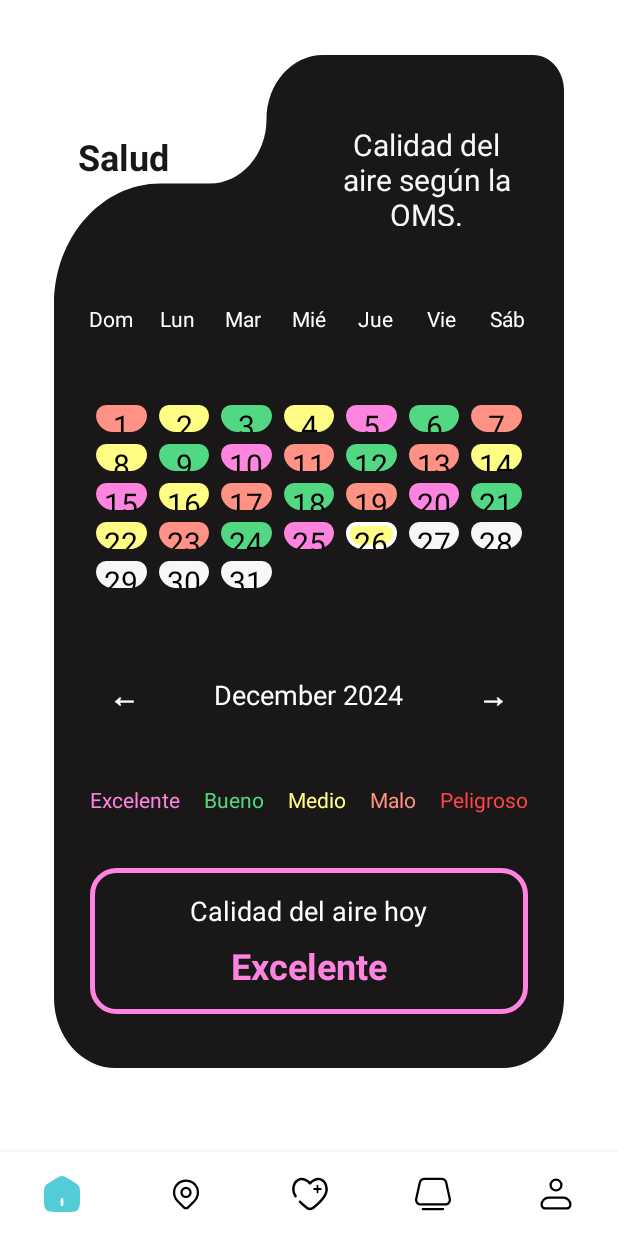
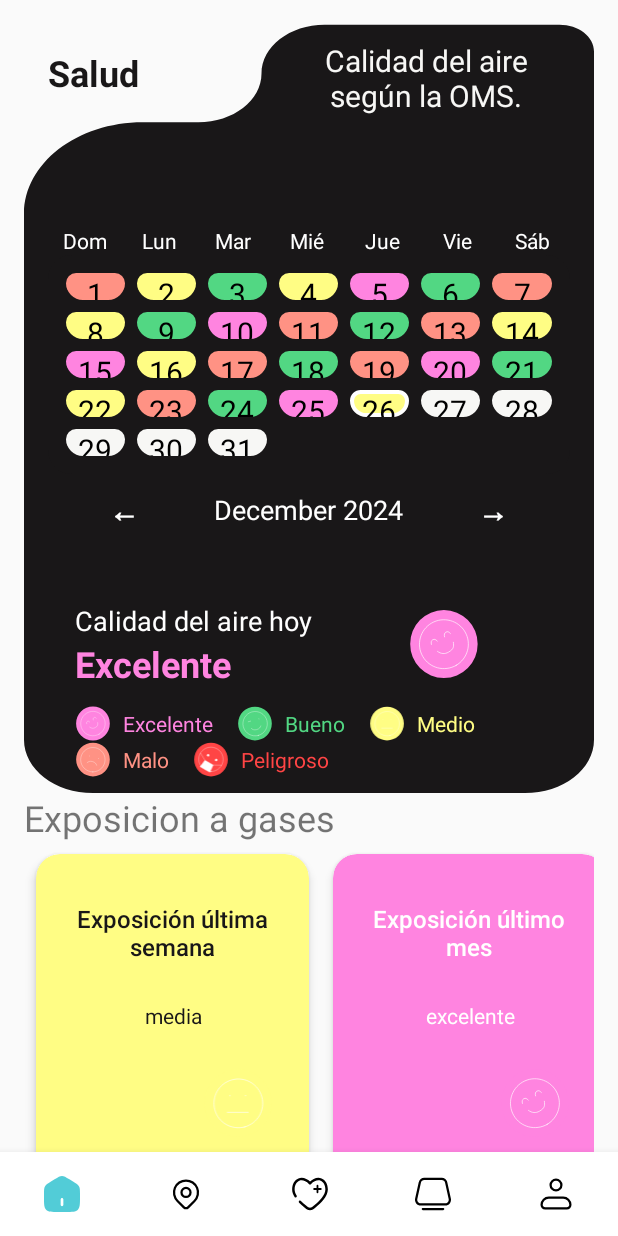
Before and after one commit to SentoMarcos/AirFlow-Android, an Android app: the fragment SaludFragment placed in its activity, on a phone screen of 412 x 824 dp. Run offline under Robolectric (Android 15) with nearby library versions, the light colour scheme and no system bars.

Commit message:
Exposicion rv FrontEnd listo

```diff
--- /dev/null
+++ b/app/src/main/java/com/example/smariba_upv/airflow/POJO/ExposicionItem.java
@@ -0,0 +1,25 @@
+package com.example.smariba_upv.airflow.POJO;
+
+public class ExposicionItem {
+    private String titulo;
+    private String descripcion;
+    private String nivel;
+
+    public ExposicionItem(String titulo, String descripcion, String nivel) {
+        this.titulo = titulo;
+        this.descripcion = descripcion;
+        this.nivel = nivel;
+    }
+
+    public String getTitulo() {
+        return titulo;
+    }
+
+    public String getDescripcion() {
+        return descripcion;
+    }
+
+    public String getNivel() {
+        return nivel;
+    }
+}
--- /dev/null
+++ b/app/src/main/java/com/example/smariba_upv/airflow/PRESENTACION/Helpers/ExposicionAdapter.java
@@ -0,0 +1,84 @@
+package com.example.smariba_upv.airflow.PRESENTACION.Helpers;
+
+import android.view.LayoutInflater;
+import android.view.View;
+import android.view.ViewGroup;
+import android.widget.ImageView;
+import android.widget.TextView;
+
+import androidx.annotation.NonNull;
+import androidx.cardview.widget.CardView;
+import androidx.recyclerview.widget.RecyclerView;
+
+import com.example.smariba_upv.airflow.POJO.ExposicionItem;
+import com.example.smariba_upv.airflow.R;
+
+import java.util.List;
+
+public class ExposicionAdapter extends RecyclerView.Adapter<ExposicionAdapter.ExposicionViewHolder> {
+
+    private List<ExposicionItem> exposicionItems;
+
+    public ExposicionAdapter(List<ExposicionItem> exposicionItems) {
+        this.exposicionItems = exposicionItems;
+    }
+
+    @NonNull
+    @Override
+    public ExposicionViewHolder onCreateViewHolder(@NonNull ViewGroup parent, int viewType) {
+        View view = LayoutInflater.from(parent.getContext()).inflate(R.layout.item_exposicion, parent, false);
+        return new ExposicionViewHolder(view);
+    }
+
+    @Override
+    public void onBindViewHolder(@NonNull ExposicionViewHolder holder, int position) {
+        ExposicionItem item = exposicionItems.get(position);
+        holder.tvTitulo.setText(item.getTitulo());
+        holder.tvNivel.setText(item.getNivel());
+
+        // Cambiar backgroundTint y íconos según el nivel
+        switch (item.getNivel()) {
+            case "excelente":
+                holder.cardView.setBackgroundTintList(holder.itemView.getContext().getResources().getColorStateList(R.color.RosaExcelente));
+                holder.ivEstado.setImageResource(R.drawable.landing_excelente);
+                break;
+            case "buena":
+                holder.cardView.setBackgroundTintList(holder.itemView.getContext().getResources().getColorStateList(R.color.VerdeBueno));
+                holder.ivEstado.setImageResource(R.drawable.landing_bueno);
+                break;
+            case "media":
+                holder.cardView.setBackgroundTintList(holder.itemView.getContext().getResources().getColorStateList(R.color.AmarilloMedio));
+                holder.ivEstado.setImageResource(R.drawable.landing_media);
+                holder.tvNivel.setTextColor(holder.itemView.getContext().getResources().getColor(R.color.Negro));
+                holder.tvTitulo.setTextColor(holder.itemView.getContext().getResources().getColor(R.color.Negro));
+                break;
+            case "mala":
+                holder.cardView.setBackgroundTintList(holder.itemView.getContext().getResources().getColorStateList(R.color.NaranjaMalo));
+                holder.ivEstado.setImageResource(R.drawable.landing_malo);
+                break;
+            case "Peligroso":
+                holder.cardView.setBackgroundTintList(holder.itemView.getContext().getResources().getColorStateList(R.color.RojoPeligroso));
+                holder.ivEstado.setImageResource(R.drawable.landing_peligroso);
+                break;
+        }
+    }
+
+    @Override
+    public int getItemCount() {
+        return exposicionItems.size();
+    }
+
+    static class ExposicionViewHolder extends RecyclerView.ViewHolder {
+        TextView tvTitulo, tvNivel;
+        ImageView ivEstado;
+        CardView cardView;
+
+        public ExposicionViewHolder(@NonNull View itemView) {
+            super(itemView);
+            tvTitulo = itemView.findViewById(R.id.tvTitulo);
+            tvNivel = itemView.findViewById(R.id.tvNivel);
+            ivEstado = itemView.findViewById(R.id.ivEstado);
+            cardView = (CardView) itemView;
+        }
+    }
+}
--- a/app/src/main/java/com/example/smariba_upv/airflow/PRESENTACION/SaludFragment.java
+++ b/app/src/main/java/com/example/smariba_upv/airflow/PRESENTACION/SaludFragment.java
@@ -11,9 +11,12 @@ import android.widget.TextView;
 
 import androidx.fragment.app.Fragment;
 import androidx.recyclerview.widget.GridLayoutManager;
+import androidx.recyclerview.widget.LinearLayoutManager;
 import androidx.recyclerview.widget.RecyclerView;
 
+import com.example.smariba_upv.airflow.POJO.ExposicionItem;
 import com.example.smariba_upv.airflow.PRESENTACION.Helpers.CalendarAdapter;
+import com.example.smariba_upv.airflow.PRESENTACION.Helpers.ExposicionAdapter;
 import com.example.smariba_upv.airflow.R;
 
 import java.time.LocalDate;
@@ -25,7 +28,7 @@ import java.util.HashMap;
 public class SaludFragment extends Fragment implements CalendarAdapter.OnItemListener {
 
     private TextView monthYearText;
-    private RecyclerView calendarRecyclerView;
+    private RecyclerView calendarRecyclerView, exposicionRecyclerView;
     private LocalDate selectedDate;
     private Button previousMonth;
     private Button nextMonth;
@@ -36,6 +39,7 @@ public class SaludFragment extends Fragment implements CalendarAdapter.OnItemLis
                              Bundle savedInstanceState) {
         View view = inflater.inflate(R.layout.fragment_salud, container, false);
         InitWidgets(view);
+        initExposicionRecyclerView();
         selectedDate = LocalDate.now();
 
         // Initialize selectedDaysMap with the current date
@@ -62,9 +66,21 @@ public class SaludFragment extends Fragment implements CalendarAdapter.OnItemLis
 
     private void InitWidgets(View view) {
         calendarRecyclerView = view.findViewById(R.id.rv_calendar);
+        exposicionRecyclerView = view.findViewById(R.id.rv_expo);
         monthYearText = view.findViewById(R.id.tv_month);
         selectedDate = LocalDate.now();
     }
+    private void initExposicionRecyclerView() {
+        ArrayList<ExposicionItem> exposicionItems = new ArrayList<>();
+        exposicionItems.add(new ExposicionItem("Exposición última semana", "media", "media"));
+        exposicionItems.add(new ExposicionItem("Exposición último mes", "excelente", "excelente"));
+
+        ExposicionAdapter adapter = new ExposicionAdapter(exposicionItems);
+        LinearLayoutManager layoutManager = new LinearLayoutManager(getContext(), LinearLayoutManager.HORIZONTAL, false);
+        exposicionRecyclerView.setLayoutManager(layoutManager);
+        exposicionRecyclerView.setAdapter(adapter);
+    }
+
 
     private void setMonthView() {
         monthYearText.setText(monthYearFromDate(selectedDate));
--- a/app/src/main/res/layout/fragment_salud.xml
+++ b/app/src/main/res/layout/fragment_salud.xml
@@ -1,27 +1,12 @@
-<androidx.constraintlayout.widget.ConstraintLayout xmlns:android="http://schemas.android.com/apk/res/android"
+<?xml version="1.0" encoding="utf-8"?>
+<androidx.core.widget.NestedScrollView xmlns:android="http://schemas.android.com/apk/res/android"
     xmlns:app="http://schemas.android.com/apk/res-auto"
     xmlns:tools="http://schemas.android.com/tools"
     android:layout_width="match_parent"
-    android:layout_height="match_parent"
-    android:background="@color/Blanco"
-    tools:context=".PRESENTACION.SaludFragment">
-
-    <ScrollView
-        android:layout_width="match_parent"
-        android:layout_height="match_parent"
-        android:fillViewport="true"
-        tools:layout_editor_absoluteX="0dp"
-        tools:layout_editor_absoluteY="0dp">
-
+    android:layout_height="match_parent">
     <LinearLayout
         android:layout_width="match_parent"
         android:layout_height="wrap_content"
-            android:layout_marginStart="20dp"
-            android:layout_marginLeft="20dp"
-            android:layout_marginTop="20dp"
-            android:layout_marginEnd="20dp"
-            android:layout_marginRight="20dp"
-            android:layout_marginBottom="40dp"
         android:orientation="vertical"
         android:padding="16dp"
         android:paddingBottom="20dp">
@@ -39,6 +24,7 @@
                 android:id="@+id/relativeLayout"
                 android:layout_width="match_parent"
                 android:layout_height="wrap_content"
+                android:layout_marginBottom="24dp"
                 android:background="@null"
                 android:padding="16dp"
                 app:layout_constraintBottom_toTopOf="@+id/linearLayout"
@@ -78,8 +64,9 @@
             <LinearLayout
                 android:id="@+id/linearLayout"
                 android:layout_width="match_parent"
-                    android:layout_height="wrap_content"
+                android:layout_height="19dp"
                 android:layout_marginStart="16dp"
+                android:layout_marginTop="16dp"
                 android:layout_marginEnd="16dp"
                 android:gravity="center_horizontal"
                 android:orientation="horizontal"
@@ -131,7 +118,7 @@
                 android:padding="8dp"
                 app:layout_constraintBottom_toTopOf="@+id/linearLayout2"
                 app:layout_constraintEnd_toEndOf="parent"
-                    app:layout_constraintHorizontal_bias="0.5"
+                app:layout_constraintHorizontal_bias="0.0"
                 app:layout_constraintStart_toStartOf="parent"
                 app:layout_constraintTop_toBottomOf="@+id/linearLayout"
                 app:layout_constraintVertical_bias="0.5" />
@@ -184,49 +171,14 @@
                 android:id="@+id/linearLayout3"
                 android:layout_width="match_parent"
                 android:layout_height="wrap_content"
-                    android:gravity="center"
-                    android:orientation="horizontal"
-                    app:layout_constraintBottom_toTopOf="@+id/air_quality_today"
+                android:gravity="start|center_vertical"
+                android:orientation="vertical"
+                android:padding="10dp"
+                app:layout_constraintBottom_toBottomOf="parent"
                 app:layout_constraintEnd_toEndOf="parent"
-                    app:layout_constraintHorizontal_bias="0.5"
+                app:layout_constraintHorizontal_bias="0.0"
                 app:layout_constraintStart_toStartOf="parent"
-                    app:layout_constraintTop_toBottomOf="@+id/linearLayout2"
-                    app:layout_constraintVertical_bias="0.5">
-
-                    <TextView
-                        android:layout_width="wrap_content"
-                        android:layout_height="wrap_content"
-                        android:layout_marginRight="16dp"
-                        android:text="Excelente"
-                        android:textColor="@color/RosaExcelente" />
-
-                    <TextView
-                        android:layout_width="wrap_content"
-                        android:layout_height="wrap_content"
-                        android:layout_marginRight="16dp"
-                        android:text="Bueno"
-                        android:textColor="@color/VerdeBueno" />
-
-                    <TextView
-                        android:layout_width="wrap_content"
-                        android:layout_height="wrap_content"
-                        android:layout_marginRight="16dp"
-                        android:text="Medio"
-                        android:textColor="@color/AmarilloMedio" />
-
-                    <TextView
-                        android:layout_width="wrap_content"
-                        android:layout_height="wrap_content"
-                        android:layout_marginRight="16dp"
-                        android:text="Malo"
-                        android:textColor="@color/NaranjaMalo" />
-
-                    <TextView
-                        android:layout_width="wrap_content"
-                        android:layout_height="wrap_content"
-                        android:text="Peligroso"
-                        android:textColor="@color/RojoPeligroso" />
-                </LinearLayout>
+                app:layout_constraintTop_toBottomOf="@+id/linearLayout2">
 
                 <LinearLayout
                     android:id="@+id/air_quality_today"
@@ -234,10 +186,14 @@
                     android:layout_height="wrap_content"
                     android:layout_marginStart="24dp"
                     android:layout_marginEnd="24dp"
-                    android:background="@drawable/rounded_neon_border"
-                    android:gravity="center"
-                    android:orientation="vertical"
-                    android:padding="16dp"
+                    android:gravity="center_vertical"
+                    android:orientation="horizontal"
+                    android:paddingStart="0dp"
+                    android:paddingLeft="27dp"
+                    android:paddingTop="27dp"
+                    android:paddingEnd="27dp"
+                    android:paddingRight="27dp"
+                    android:paddingBottom="12dp"
                     app:layout_constraintBottom_toBottomOf="parent"
                     app:layout_constraintEnd_toEndOf="parent"
                     app:layout_constraintHorizontal_bias="0.5"
@@ -245,11 +201,16 @@
                     app:layout_constraintTop_toBottomOf="@+id/linearLayout3"
                     app:layout_constraintVertical_bias="0.5">
 
+                    <!-- Icono de la cara -->
+                    <LinearLayout
+                        android:layout_width="wrap_content"
+                        android:layout_height="wrap_content"
+                        android:orientation="vertical">
+
                         <TextView
                             android:id="@+id/tv_air_quality_label"
                             android:layout_width="wrap_content"
                             android:layout_height="wrap_content"
-                        android:layout_marginBottom="8dp"
                             android:text="Calidad del aire hoy"
                             android:textColor="@color/Blanco"
                             android:textSize="18sp" />
@@ -263,17 +224,168 @@
                             android:textSize="24sp"
                             android:textStyle="bold" />
                     </LinearLayout>
+
+                    <ImageView
+                        android:id="@+id/iv_air_quality_face"
+                        android:layout_width="48dp"
+                        android:layout_height="48dp"
+                        android:layout_marginStart="64dp"
+                        android:src="@drawable/landing_excelente" />
+
+                    <!-- Textos de calidad del aire -->
+                </LinearLayout>
+
+                <LinearLayout
+                    android:layout_width="match_parent"
+                    android:layout_height="wrap_content"
+                    android:layout_marginStart="24dp"
+                    android:layout_marginEnd="24dp"
+                    android:gravity="start|center_vertical"
+                    android:orientation="horizontal">
+
+                    <ImageView
+                        android:id="@+id/imageView26"
+                        android:layout_width="24dp"
+                        android:layout_height="24dp"
+                        android:src="@drawable/landing_excelente" />
+
+                    <TextView
+                        android:layout_width="wrap_content"
+                        android:layout_height="wrap_content"
+                        android:layout_marginStart="8dp"
+                        android:text="Excelente"
+                        android:textColor="@color/RosaExcelente" />
+
+                    <ImageView
+                        android:id="@+id/imageView29"
+                        android:layout_width="24dp"
+                        android:layout_height="24dp"
+                        android:layout_marginStart="16dp"
+                        android:src="@drawable/landing_bueno" />
+
+                    <TextView
+                        android:layout_width="wrap_content"
+                        android:layout_height="wrap_content"
+                        android:layout_marginStart="8dp"
+                        android:text="Bueno"
+                        android:textColor="@color/VerdeBueno" />
+
+                    <ImageView
+                        android:id="@+id/imageView30"
+                        android:layout_width="24dp"
+                        android:layout_height="24dp"
+                        android:layout_marginStart="16dp"
+                        android:src="@drawable/landing_media" />
+
+                    <TextView
+                        android:layout_width="wrap_content"
+                        android:layout_height="wrap_content"
+                        android:layout_marginStart="8dp"
+                        android:text="Medio"
+                        android:textColor="@color/AmarilloMedio" />
+                </LinearLayout>
+
+                <!-- Segunda fila -->
+                <LinearLayout
+                    android:layout_width="match_parent"
+                    android:layout_height="wrap_content"
+                    android:layout_marginStart="24dp"
+                    android:layout_marginEnd="24dp"
+                    android:gravity="start|center_vertical"
+                    android:orientation="horizontal">
+
+                    <ImageView
+                        android:id="@+id/imageView31"
+                        android:layout_width="24dp"
+                        android:layout_height="24dp"
+                        android:src="@drawable/landing_malo" />
+
+                    <TextView
+                        android:layout_width="wrap_content"
+                        android:layout_height="wrap_content"
+                        android:layout_marginStart="8dp"
+                        android:text="Malo"
+                        android:textColor="@color/NaranjaMalo" />
+
+                    <ImageView
+                        android:id="@+id/imageView32"
+                        android:layout_width="24dp"
+                        android:layout_height="24dp"
+                        android:layout_marginStart="16dp"
+                        android:src="@drawable/landing_peligroso" />
+
+                    <TextView
+                        android:layout_width="wrap_content"
+                        android:layout_height="wrap_content"
+                        android:layout_marginStart="8dp"
+                        android:text="Peligroso"
+                        android:textColor="@color/RojoPeligroso" />
+                </LinearLayout>
+
+            </LinearLayout>
+
         </androidx.constraintlayout.widget.ConstraintLayout>
 
         <Space
             android:layout_width="match_parent"
             android:layout_height="wrap_content" />
 
-            <Button
-                android:id="@+id/button2"
+        <androidx.constraintlayout.widget.ConstraintLayout
+            android:layout_width="match_parent"
+            android:layout_height="match_parent">
+
+            <TextView
+                android:id="@+id/textView38"
                 android:layout_width="match_parent"
                 android:layout_height="wrap_content"
-                android:text="Button" />
+                android:text="Exposicion a gases"
+                android:textSize="24sp"
+                app:layout_constraintBottom_toTopOf="@+id/linearLayout5"
+                app:layout_constraintEnd_toEndOf="parent"
+                app:layout_constraintHorizontal_bias="0.5"
+                app:layout_constraintStart_toStartOf="parent"
+                app:layout_constraintTop_toTopOf="parent"
+                app:layout_constraintVertical_bias="0.5" />
+
+            <LinearLayout
+                android:id="@+id/linearLayout5"
+                android:layout_width="match_parent"
+                android:layout_height="match_parent"
+                android:orientation="horizontal"
+                app:layout_constraintBottom_toBottomOf="parent"
+                app:layout_constraintEnd_toEndOf="parent"
+                app:layout_constraintHorizontal_bias="0.5"
+                app:layout_constraintStart_toStartOf="parent"
+                app:layout_constraintTop_toBottomOf="@+id/textView38"
+                app:layout_constraintVertical_bias="0.5">
+
+                <androidx.recyclerview.widget.RecyclerView
+                    android:id="@+id/rv_expo"
+                    android:layout_width="match_parent"
+                    android:layout_height="match_parent"
+                    android:orientation="horizontal" />
+            </LinearLayout>
+
+        </androidx.constraintlayout.widget.ConstraintLayout>
+
+        <TextView
+            android:id="@+id/textView36"
+            android:layout_width="match_parent"
+            android:layout_height="wrap_content"
+            android:text="Exposicion a gases"
+            android:textSize="24sp" />
+
+        <LinearLayout
+            android:layout_width="match_parent"
+            android:layout_height="match_parent"
+            android:orientation="horizontal">
+
+            <androidx.recyclerview.widget.RecyclerView
+                android:id="@+id/rv_notisSalud"
+                android:layout_width="match_parent"
+                android:layout_height="match_parent"
+                android:orientation="vertical" />
+        </LinearLayout>
 
         <!-- Días de la semana -->
 
@@ -284,5 +396,5 @@
         <!-- Calidad del aire hoy -->
 
     </LinearLayout>
-    </ScrollView>
-</androidx.constraintlayout.widget.ConstraintLayout>
+
+</androidx.core.widget.NestedScrollView>
--- /dev/null
+++ b/app/src/main/res/layout/item_exposicion.xml
@@ -0,0 +1,62 @@
+<?xml version="1.0" encoding="utf-8"?>
+<androidx.cardview.widget.CardView xmlns:android="http://schemas.android.com/apk/res/android"
+    xmlns:app="http://schemas.android.com/apk/res-auto"
+    xmlns:tools="http://schemas.android.com/tools"
+    android:layout_width="wrap_content"
+    android:layout_height="wrap_content"
+    android:layout_margin="8dp"
+    android:backgroundTint="@android:color/white"
+    app:cardBackgroundColor="#ffffff"
+    app:cardCornerRadius="16dp"
+    app:cardElevation="4dp">
+
+    <androidx.constraintlayout.widget.ConstraintLayout
+        android:layout_width="150dp"
+        android:layout_height="200dp"
+        android:layout_margin="16dp">
+
+        <TextView
+            android:id="@+id/tvTitulo"
+            android:layout_width="wrap_content"
+            android:layout_height="wrap_content"
+            android:fontFamily="sans-serif-medium"
+            android:text="Exposición última semana"
+            android:textAlignment="center"
+            android:textColor="@color/Blanco"
+            android:textSize="16sp"
+            app:layout_constraintBottom_toBottomOf="parent"
+            app:layout_constraintEnd_toEndOf="parent"
+            app:layout_constraintHorizontal_bias="0.0"
+            app:layout_constraintStart_toStartOf="parent"
+            app:layout_constraintTop_toTopOf="parent"
+            app:layout_constraintVertical_bias="0.1" />
+
+        <TextView
+            android:id="@+id/tvNivel"
+            android:layout_width="wrap_content"
+            android:layout_height="wrap_content"
+            android:text="media"
+            android:textColor="@color/Blanco"
+            android:textSize="14sp"
+            app:layout_constraintBottom_toTopOf="@+id/ivEstado"
+            app:layout_constraintEnd_toEndOf="parent"
+            app:layout_constraintHorizontal_bias="0.504"
+            app:layout_constraintStart_toStartOf="parent"
+            app:layout_constraintTop_toBottomOf="@+id/tvTitulo"
+            app:layout_constraintVertical_bias="0.5" />
+
+        <ImageView
+            android:id="@+id/ivEstado"
+            android:layout_width="48dp"
+            android:layout_height="48dp"
+            android:layout_gravity="center"
+            android:src="@android:drawable/ic_menu_help"
+            app:layout_constraintBottom_toBottomOf="parent"
+            app:layout_constraintEnd_toEndOf="parent"
+            app:layout_constraintHorizontal_bias="0.931"
+            app:layout_constraintStart_toStartOf="parent"
+            app:layout_constraintTop_toBottomOf="@+id/tvNivel"
+            app:layout_constraintVertical_bias="0.5" />
+    </androidx.constraintlayout.widget.ConstraintLayout>
+
+</androidx.cardview.widget.CardView>
```
Lines whose indentation alone changed are shown as unchanged.
